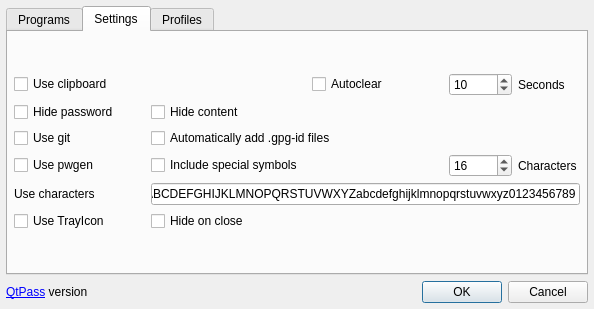
Above: dialog.ui from IJHack/QtPass before the change. Below: the same form after it.
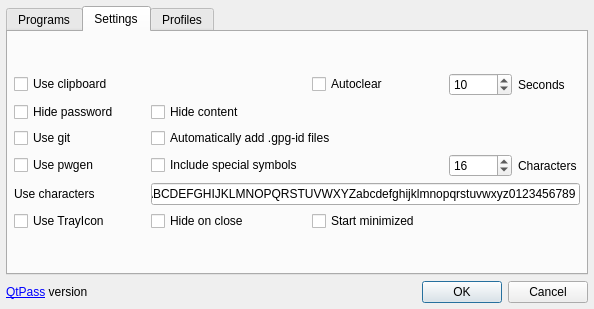
That is the form after the change. The open tabs and pages were chosen to show the change.

Commit message: Start minimized fixes https://github.com/IJHack/qtpass/issues/69

Patch:
```diff
--- a/dialog.ui
+++ b/dialog.ui
@@ -355,6 +355,13 @@
            </property>
           </widget>
          </item>
+         <item row="5" column="2">
+          <widget class="QCheckBox" name="checkBoxStartMinimized">
+           <property name="text">
+            <string>Start minimized</string>
+           </property>
+          </widget>
+         </item>
         </layout>
        </item>
       </layout>
```
Left out of the diff: 2 changed lines with no effect on the pictures. The commit also changes 4 other files.
